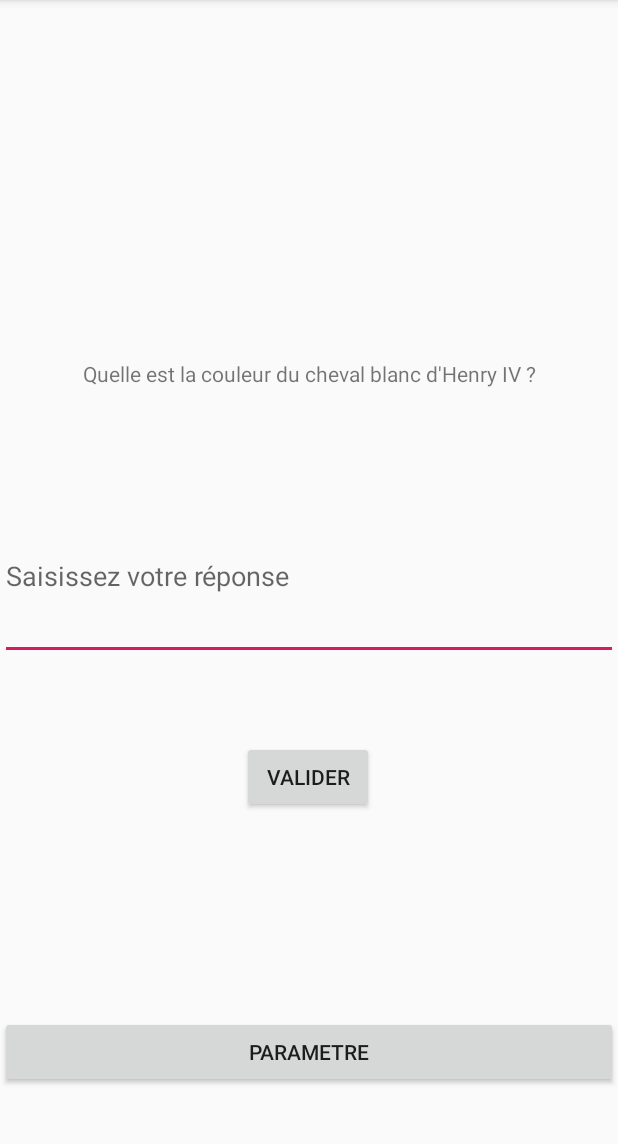
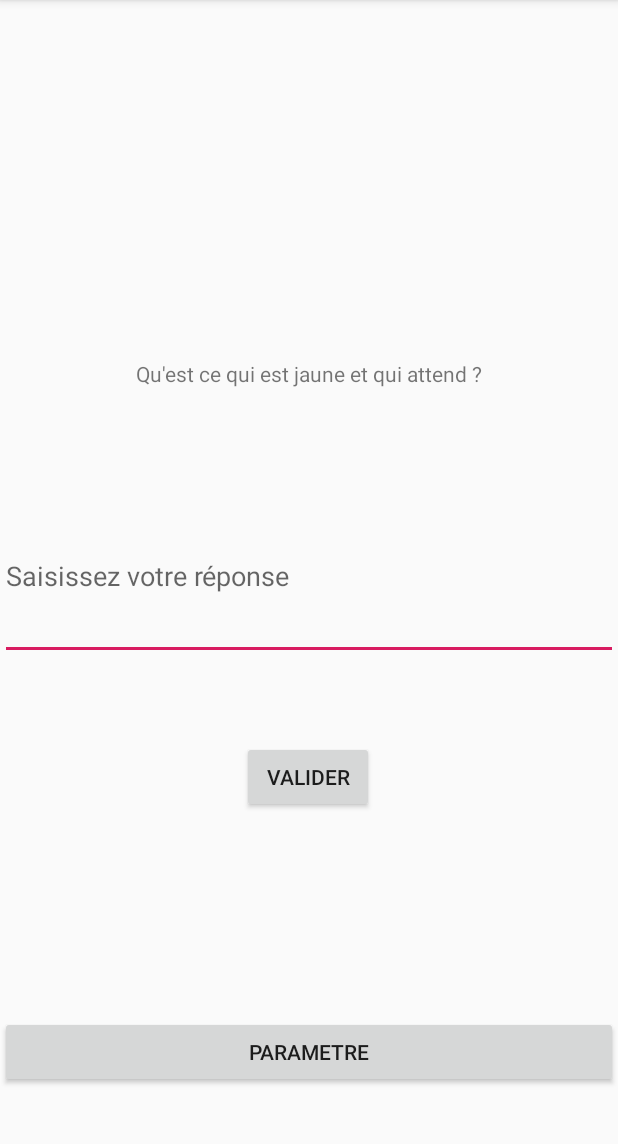
Before and after one commit to Dylage/EnigmaGame, an Android app: the screen it shows after launch (MainActivity), on a phone screen of 412 x 824 dp, the part 84-1228 px from its top. Run offline under Robolectric (Android 15) with nearby library versions, the phone set to English and light mode, and no system bars.

Commit message:
Deux énigmes et récupération aléatoire

```diff
--- a/app/src/main/java/fr/unilim/iut/enigmagame/EnigmeBDD.java
+++ b/app/src/main/java/fr/unilim/iut/enigmagame/EnigmeBDD.java
@@ -80,13 +80,28 @@ public class EnigmeBDD {
     }
 
     public Enigme getEnigmeWithId(int id) {
-
-        /* Cursor c = bdd.query(TABLE_ENIGMES, new String[]{COL_ID, COL_ENIGME, COL_SOLUTION},
-                COL_ID + " LIKE \"" + id + "\"", null, null, null, null);
-
-         */
         Cursor c = bdd.query(TABLE_ENIGMES, new String[]{COL_ID, COL_ENIGME, COL_SOLUTION},
                 COL_ID + " LIKE \"" + id + "\"", null, null, null, null);
+        return cursorToEnigme(c);
+    }
+
+    /**
+     * Méthode pour obtenir une énigme aléatoirement
+     * @return
+     */
+    public Enigme getRandomEnigme(){
+        // On récupère le nombre d'énigmes dans la table
+        Cursor mCount= bdd.rawQuery("select count(*) from TABLE_ENIGMES", null);
+        mCount.moveToFirst();
+        int count = mCount.getInt(0);
+        mCount.close();
+
+        // On génère un aléatoire entre 1 et ce nombre (les auto increment commencent à 1)
+        int random = 1 + (int)(Math.random() * ((count - 1) + 1));
+
+        // On récupère l'énigme dont l'id est ce nombre aléatoire
+        Cursor c = bdd.query(TABLE_ENIGMES, new String[]{COL_ID, COL_ENIGME, COL_SOLUTION},
+                COL_ID + " LIKE \"" + random + "\"", null, null, null, null);
         return cursorToEnigme(c);
     }
 
--- a/app/src/main/java/fr/unilim/iut/enigmagame/MainActivity.java
+++ b/app/src/main/java/fr/unilim/iut/enigmagame/MainActivity.java
@@ -34,7 +34,8 @@ public class MainActivity extends AppCompatActivity {
 
         this.db.open();
         // this.enigmeActuelle = db.getEnigmeWithQuestion("Quelle est la couleur du cheval blanc d'Henry IV ?");
-        this.enigmeActuelle = db.getEnigmeWithId(1);
+        //this.enigmeActuelle = db.getEnigmeWithId(1);
+        this.enigmeActuelle = db.getRandomEnigme();
         this.db.close();
 
         this.question.setText(this.enigmeActuelle.getEnigme());
@@ -63,12 +64,14 @@ public class MainActivity extends AppCompatActivity {
      */
     private void initDb(){
         this.db = new EnigmeBDD(this);
-        Enigme enigme = new Enigme("Quelle est la couleur du cheval blanc d'Henry IV ?", "blanc");
         this.db.destroy();
         this.db.init();
 
+        Enigme enigme = new Enigme("Quelle est la couleur du cheval blanc d'Henry IV ?", "blanc");
+        Enigme enigme1 = new Enigme("Qu'est ce qui est jaune et qui attend ?", "Jonathan");
         this.db.open();
         this.db.insertEnigme(enigme);
+        this.db.insertEnigme(enigme1);
         this.db.close();
     }
 
```
